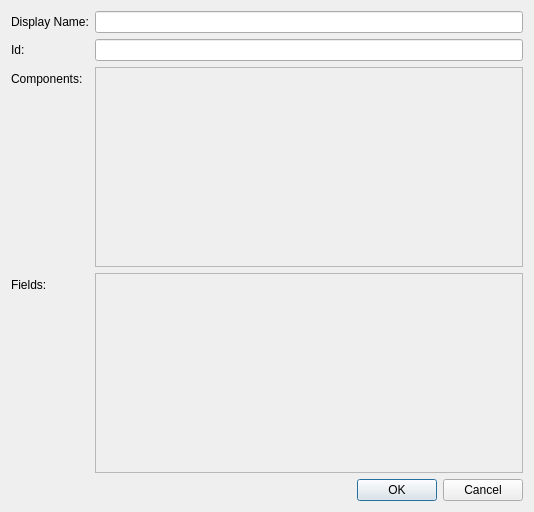
Qt form Source/Tome/Features/Records/View/recordwindow.ui (npruehs/tome-editor) before a commit.
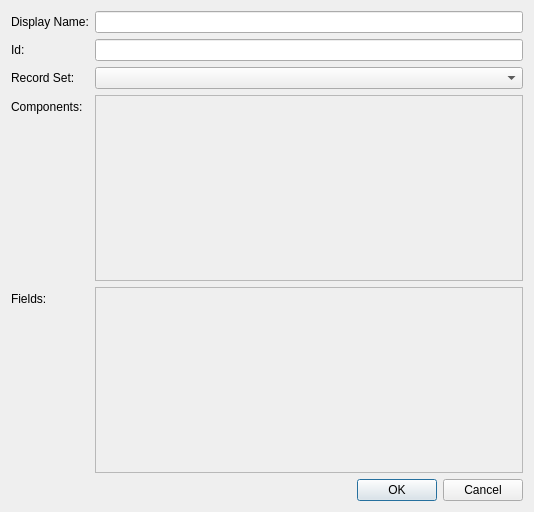
The same form after that commit.

Commit message: ADDED: Records - Moving records between files.

```diff
--- a/Source/Tome/Features/Records/View/recordwindow.ui
+++ b/Source/Tome/Features/Records/View/recordwindow.ui
@@ -34,14 +34,14 @@
    <item row="1" column="1">
     <widget class="QLineEdit" name="lineEditId"/>
    </item>
-   <item row="2" column="0">
+   <item row="3" column="0">
     <widget class="QLabel" name="label">
      <property name="text">
       <string>Components:</string>
      </property>
     </widget>
    </item>
-   <item row="2" column="1">
+   <item row="3" column="1">
     <widget class="QScrollArea" name="scrollAreaComponents">
      <property name="sizePolicy">
       <sizepolicy hsizetype="Expanding" vsizetype="Expanding">
@@ -74,14 +74,14 @@
      </widget>
     </widget>
    </item>
-   <item row="3" column="0">
+   <item row="4" column="0">
     <widget class="QLabel" name="labelFields">
      <property name="text">
       <string>Fields:</string>
      </property>
     </widget>
    </item>
-   <item row="3" column="1">
+   <item row="4" column="1">
     <widget class="QScrollArea" name="scrollAreaFields">
      <property name="sizePolicy">
       <sizepolicy hsizetype="Expanding" vsizetype="Expanding">
@@ -120,7 +120,7 @@
      </widget>
     </widget>
    </item>
-   <item row="4" column="1">
+   <item row="5" column="1">
     <widget class="QDialogButtonBox" name="buttonBox">
      <property name="orientation">
       <enum>Qt::Horizontal</enum>
@@ -130,6 +130,16 @@
      </property>
     </widget>
    </item>
+   <item row="2" column="0">
+    <widget class="QLabel" name="labelRecordSet">
+     <property name="text">
+      <string>Record Set:</string>
+     </property>
+    </widget>
+   </item>
+   <item row="2" column="1">
+    <widget class="QComboBox" name="comboBoxRecordSet"/>
+   </item>
   </layout>
  </widget>
  <tabstops>
```
The commit also changes 7 other files.
